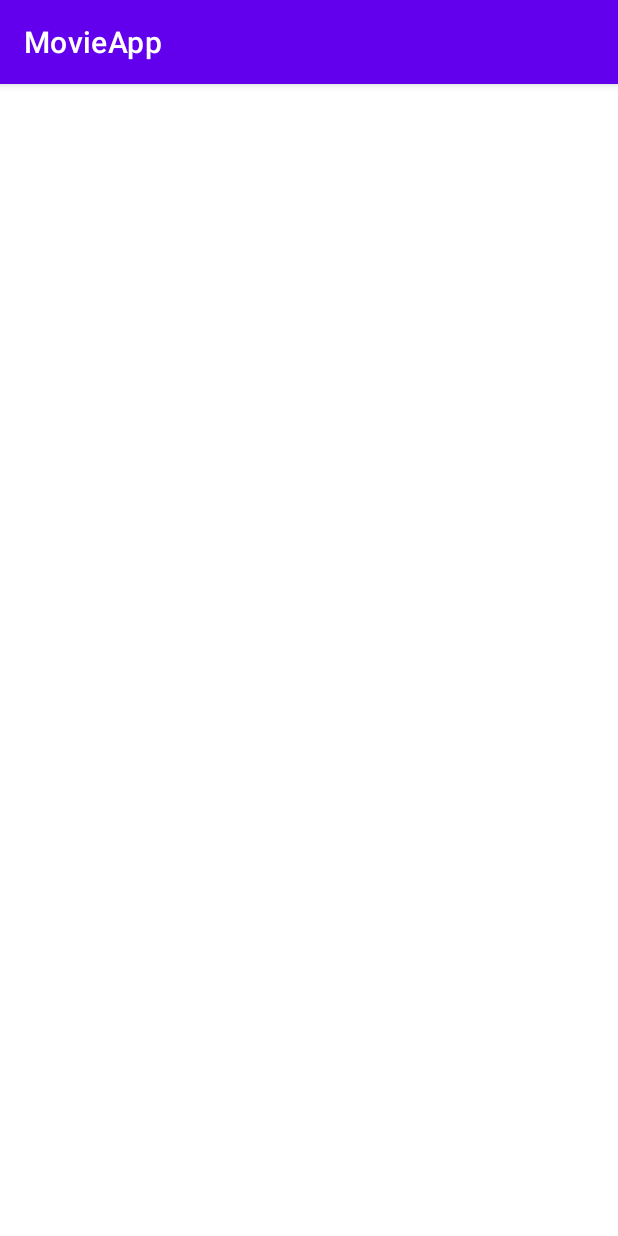
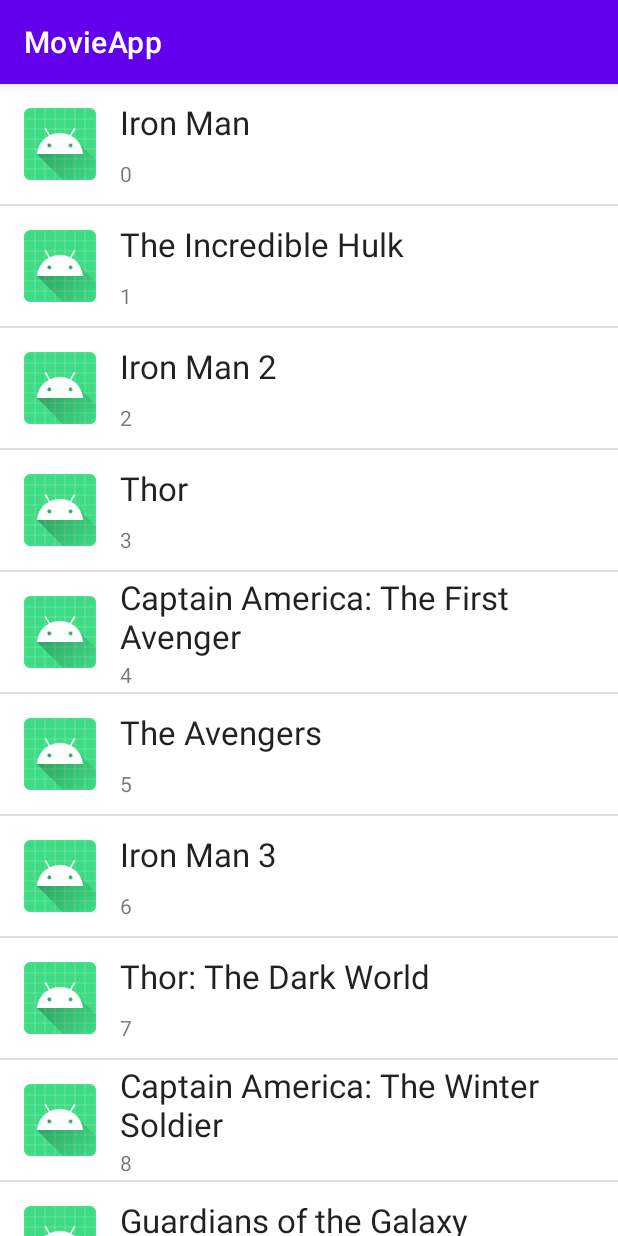
Before and after one commit to FlorescuMiruna/Android-Movie-App, an Android app: the screen it shows after launch (MainActivity), on a phone screen of 412 x 824 dp. Run offline under Robolectric (Android 15) with nearby library versions, the phone set to English and light mode, and no system bars.

Commit message:
Recycler Adapter

```diff
--- a/app/src/main/java/com/example/movieapp/MainActivity.java
+++ b/app/src/main/java/com/example/movieapp/MainActivity.java
@@ -1,23 +1,61 @@
 package com.example.movieapp;
 
 import androidx.appcompat.app.AppCompatActivity;
+import androidx.recyclerview.widget.DividerItemDecoration;
 import androidx.recyclerview.widget.RecyclerView;
 
 import android.os.Bundle;
+
+import java.util.ArrayList;
+import java.util.List;
 
 public class MainActivity extends AppCompatActivity {
 
     RecyclerView recyclerView;
     RecyclerAdapter recyclerAdapter;
+
+    List<String> moviesList;
+
     @Override
     protected void onCreate(Bundle savedInstanceState) {
         super.onCreate(savedInstanceState);
         setContentView(R.layout.activity_main);
 
-        recyclerAdapter = new RecyclerAdapter();
+        moviesList = new ArrayList<>();
+
+        recyclerView = findViewById(R.id.recyclerView);
+        recyclerAdapter = new RecyclerAdapter(moviesList);
 
 //        recyclerView.setLayoutManager(new LinearLayoutManager(this));
 
         recyclerView.setAdapter(recyclerAdapter);
+
+        DividerItemDecoration dividerItemDecoration = new DividerItemDecoration(this, DividerItemDecoration.VERTICAL);
+        recyclerView.addItemDecoration(dividerItemDecoration);
+
+
+        moviesList.add("Iron Man");
+        moviesList.add("The Incredible Hulk");
+        moviesList.add("Iron Man 2");
+        moviesList.add("Thor");
+        moviesList.add("Captain America: The First Avenger");
+        moviesList.add("The Avengers");
+        moviesList.add("Iron Man 3");
+        moviesList.add("Thor: The Dark World");
+        moviesList.add("Captain America: The Winter Soldier");
+        moviesList.add("Guardians of the Galaxy");
+        moviesList.add("Avengers: Age of Ultron");
+        moviesList.add("Ant-Man");
+        moviesList.add("Captain America: Civil War");
+        moviesList.add("Doctor Strange");
+        moviesList.add("Guardians of the Galaxy Vol. 2");
+        moviesList.add("Spider-Man: Homecoming");
+        moviesList.add("Thor: Ragnarok");
+        moviesList.add("Black Panther");
+        moviesList.add("Avengers: Infinity War");
+        moviesList.add("Ant-Man and the Wasp");
+        moviesList.add("Captain Marvel");
+        moviesList.add("Avengers: Endgame");
+        moviesList.add("Spider-Man: Far From Home");
     }
 }
--- a/app/src/main/java/com/example/movieapp/RecyclerAdapter.java
+++ b/app/src/main/java/com/example/movieapp/RecyclerAdapter.java
@@ -6,20 +6,25 @@ import android.view.View;
 import android.view.ViewGroup;
 import android.widget.ImageView;
 import android.widget.TextView;
+import android.widget.Toast;
 
 import androidx.annotation.NonNull;
 import androidx.recyclerview.widget.RecyclerView;
 
-public class RecyclerAdapter extends RecyclerView.Adapter<RecyclerAdapter.ViewHolder>{
+import java.util.List;
 
+public class RecyclerAdapter extends RecyclerView.Adapter<RecyclerAdapter.ViewHolder> {
 
     private static final String TAG = "RecyclerAdapter";
-    int count = 0;
+    List<String> moviesList;
+
+    public RecyclerAdapter(List<String> moviesList) {
+        this.moviesList = moviesList;
+    }
 
     @NonNull
     @Override
     public ViewHolder onCreateViewHolder(@NonNull ViewGroup parent, int viewType) {
-        Log.i(TAG,"onCraeteViewFolder"+ count++);
         LayoutInflater layoutInflater = LayoutInflater.from(parent.getContext());
         View view = layoutInflater.inflate(R.layout.row_item, parent, false);
         ViewHolder viewHolder = new ViewHolder(view);
@@ -28,15 +33,16 @@ public class RecyclerAdapter extends RecyclerView.Adapter<RecyclerAdapter.ViewHo
 
     @Override
     public void onBindViewHolder(@NonNull ViewHolder holder, int position) {
-
+        holder.rowCountTextView.setText(String.valueOf(position));
+        holder.textView.setText(moviesList.get(position));
     }
 
     @Override
     public int getItemCount() {
-        return 20;
+        return moviesList.size();
     }
 
-    class ViewHolder extends RecyclerView.ViewHolder {
+    class ViewHolder extends RecyclerView.ViewHolder implements View.OnClickListener {
 
         ImageView imageView;
         TextView textView, rowCountTextView;
@@ -48,7 +54,22 @@ public class RecyclerAdapter extends RecyclerView.Adapter<RecyclerAdapter.ViewHo
             textView = itemView.findViewById(R.id.textView);
             rowCountTextView = itemView.findViewById(R.id.rowCountTextView);
 
+            itemView.setOnClickListener(this);
+
+            itemView.setOnLongClickListener(new View.OnLongClickListener() {
+                @Override
+                public boolean onLongClick(View view) {
+                    moviesList.remove(getAdapterPosition());
+                    notifyItemRemoved(getAdapterPosition());
+                    return true;
+                }
+            });
 
         }
+
+        @Override
+        public void onClick(View view) {
+            Toast.makeText(view.getContext(), moviesList.get(getAdapterPosition()), Toast.LENGTH_SHORT).show();
+        }
+    }
 }
-}
```
